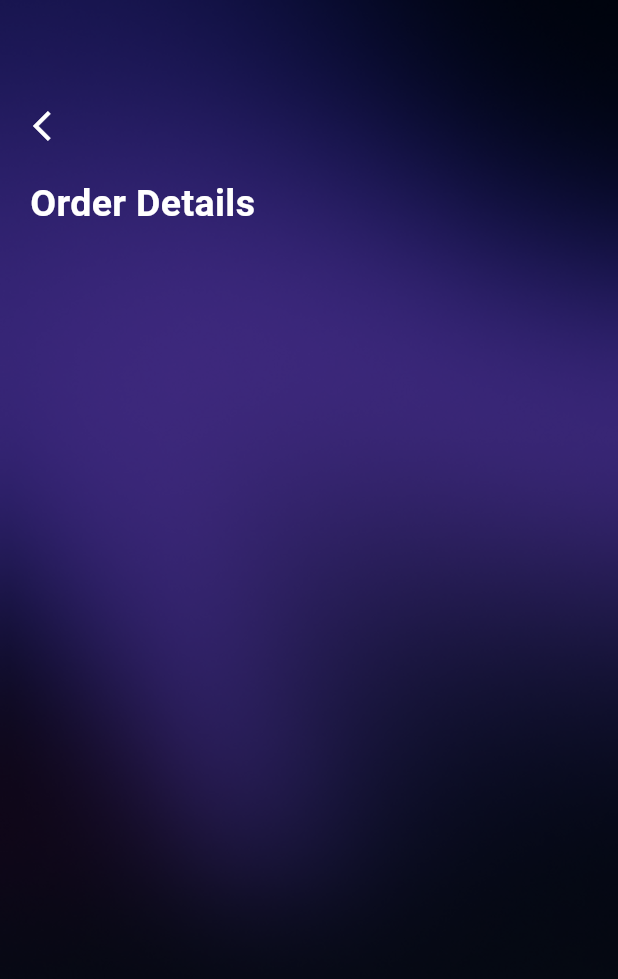
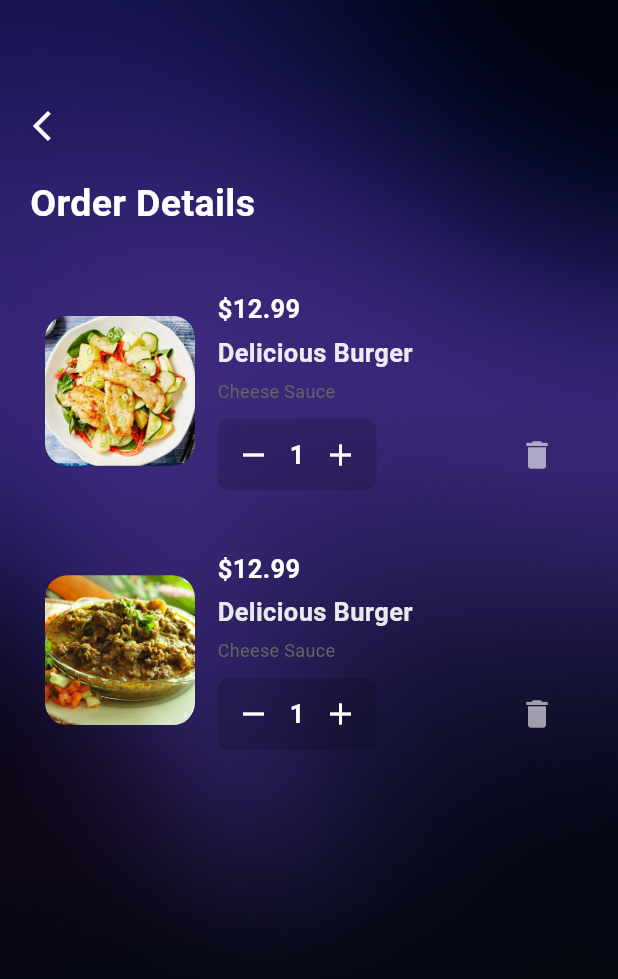
Before and after one commit to adeenazara2002/Flutter-final-hackathon, a Flutter app: the screen it shows after launch, on a phone screen of 412 x 824 dp. Shown: the top 979 px of the screen. Run offline on Flutter 3.47's test engine with Material 3 defaults, Android fonts, the phone set to English and light mode, and no system bars; missing offline and left inert: dart:ffi.

Commit message:
Order details Screen

```diff
--- a/lib/Screens/Order/orderDetails.dart
+++ b/lib/Screens/Order/orderDetails.dart
@@ -4,19 +4,16 @@ import 'dart:ui';
 import 'package:finalhackathonapplication/Screens/Home/DetailsContainer.dart';
 import 'package:finalhackathonapplication/Screens/Home/categoryContainer.dart';
 import 'package:finalhackathonapplication/Screens/Menu/menuScreen.dart';
+import 'package:finalhackathonapplication/Screens/Order/orderWidget.dart';
+import 'package:flutter/cupertino.dart';
 import 'package:flutter/material.dart';
 
-class OrderDetailsScreen extends StatefulWidget {
-  @override
-  _OrderDetailsScreenState createState() => _OrderDetailsScreenState();
-}
-
-class _OrderDetailsScreenState extends State<OrderDetailsScreen> {
-  @override
+class OrderDetailsScreen extends StatelessWidget {
   @override
   Widget build(BuildContext context) {
     return Scaffold(
-        body: Stack(children: [
+      body: Stack(
+        children: [
           Container(
             width: MediaQuery.of(context).size.width,
             height: MediaQuery.of(context).size.height,
@@ -26,31 +23,22 @@ class _OrderDetailsScreenState extends State<OrderDetailsScreen> {
                 fit: BoxFit.cover,
               ),
             ),
-        child: Column(children: [
-          SizedBox(
-            height: 60,
-          ),
+            child: Column(
+              children: [
+                SizedBox(height: 60),
                 Row(
                   children: [
-              SizedBox(
-                width: 10,
-              ),
+                    SizedBox(width: 10),
                     IconButton(
                       icon: Icon(Icons.arrow_back_ios, color: Colors.white),
                       onPressed: () {
-                  Navigator.push(
-                    context,
-                    MaterialPageRoute(builder: (context) => MenuScreen()),
-                  );
+                        Navigator.pop(context);
                       },
                     ),
                   ],
                 ),
-          SizedBox(
-            height: 10,
-          ),
-          Row(
-            children: [
+                SizedBox(height: 10),
+                Row(children: [
                   SizedBox(
                     width: 20,
                   ),
@@ -59,13 +47,34 @@ class _OrderDetailsScreenState extends State<OrderDetailsScreen> {
                     style: TextStyle(
                       fontSize: 25,
                       fontWeight: FontWeight.w700,
-                  color: Color.fromRGBO(255, 255, 255, 1),
+                      color: Colors.white,
+                    ),
+                  ),
+                ]),
+                SizedBox(height: 20),
+                OrderItemContainer(
+                  imagePath: 'assets/images/salad.jpg',
+                  price: '\$12.99',
+                  description: 'Delicious Burger',
+                  label: 'Cheese Sauce',
+                  onCountChanged: (count) {
+                    print("Item count: $count");
+                  },
+                ),
+                OrderItemContainer(
+                  imagePath: 'assets/images/curry.jpg',
+                  price: '\$12.99',
+                  description: 'Delicious Burger',
+                  label: 'Cheese Sauce',
+                  onCountChanged: (count) {
+                    print("Item count: $count");
+                  },
+                ),
+              ],
             ),
           ),
         ],
       ),
-        ]),
-      ),
-    ]));
+    );
   }
 }
--- /dev/null
+++ b/lib/Screens/Order/orderWidget.dart
@@ -0,0 +1,139 @@
+import 'package:flutter/material.dart';
+
+class OrderItemContainer extends StatefulWidget {
+  final String imagePath;
+  final String price;
+  final String description;
+  final String label;
+  final ValueChanged<int> onCountChanged;
+
+  OrderItemContainer({
+    required this.imagePath,
+    required this.price,
+    required this.description,
+    required this.label,
+    required this.onCountChanged,
+  });
+
+  @override
+  _OrderItemContainerState createState() => _OrderItemContainerState();
+}
+
+class _OrderItemContainerState extends State<OrderItemContainer> {
+  int itemCount = 1;
+
+  void _incrementCount() {
+    setState(() {
+      itemCount++;
+      widget.onCountChanged(itemCount);
+    });
+  }
+
+  void _decrementCount() {
+    if (itemCount > 1) {
+      setState(() {
+        itemCount--;
+        widget.onCountChanged(itemCount);
+      });
+    }
+  }
+
+  @override
+  Widget build(BuildContext context) {
+    return Container(
+      padding: EdgeInsets.all(10),
+      margin: EdgeInsets.symmetric(vertical: 10, horizontal: 20),
+      decoration: BoxDecoration(
+        color: Colors.transparent,
+        borderRadius: BorderRadius.circular(15),
+      ),
+      child: Row(
+        children: [
+          ClipRRect(
+            borderRadius: BorderRadius.circular(15),
+            child: Image.asset(
+              widget.imagePath,
+              width: 100,
+              height: 100,
+              fit: BoxFit.cover,
+            ),
+          ),
+          SizedBox(width: 15),
+          Expanded(
+            child: Column(
+              crossAxisAlignment: CrossAxisAlignment.start,
+              children: [
+                Text(
+                  widget.price,
+                  style: TextStyle(
+                    fontSize: 17,
+                    fontWeight: FontWeight.w600,
+                    color: Colors.white,
+                  ),
+                ),
+                SizedBox(height: 5),
+                Text(
+                  widget.description,
+                  style: TextStyle(
+                    fontSize: 17,
+                    fontWeight: FontWeight.w600,
+                    color: Colors.white.withOpacity(0.9),
+                  ),
+                ),
+                SizedBox(height: 5),
+                Text(
+                  widget.label,
+                  style: TextStyle(
+                    fontSize: 12,
+                    fontWeight: FontWeight.w400,
+                    color: Color.fromRGBO(100, 100, 100, 1),
+                  ),
+                ),
+                SizedBox(height: 10),
+                Row(
+                  children: [
+                    Container(
+                      decoration: BoxDecoration(
+                        color: Colors.black.withOpacity(0.15),
+                        borderRadius: BorderRadius.circular(8),
+                      ),
+                      child: Row(
+                        children: [
+                          IconButton(
+                            icon: Icon(Icons.remove),
+                            color: Colors.white,
+                            onPressed: _decrementCount,
+                          ),
+                          Text(
+                            itemCount.toString(),
+                            style: TextStyle(
+                              fontSize: 17,
+                              fontWeight: FontWeight.bold,
+                              color: Colors.white,
+                            ),
+                          ),
+                          IconButton(
+                            icon: Icon(Icons.add),
+                            color: Colors.white,
+                            onPressed: _incrementCount,
+                          ),
+                        ],
+                      ),
+                    ),
+                    Spacer(),
+                    IconButton(
+                      icon: Icon(Icons.delete,
+                          color: Color.fromRGBO(255, 255, 255, 0.6)),
+                      onPressed: () {
+                      },
+                    ),
+                  ],
+                ),
+              ],
+            ),
+          ),
+        ],
+      ),
+    );
+  }
+}
```
Also changed, not shown: assets/images/curry.jpg (added), assets/images/fries.jpg (added), assets/images/salad.jpg (added), 1 other file. Lines whose indentation alone changed are shown as unchanged.
